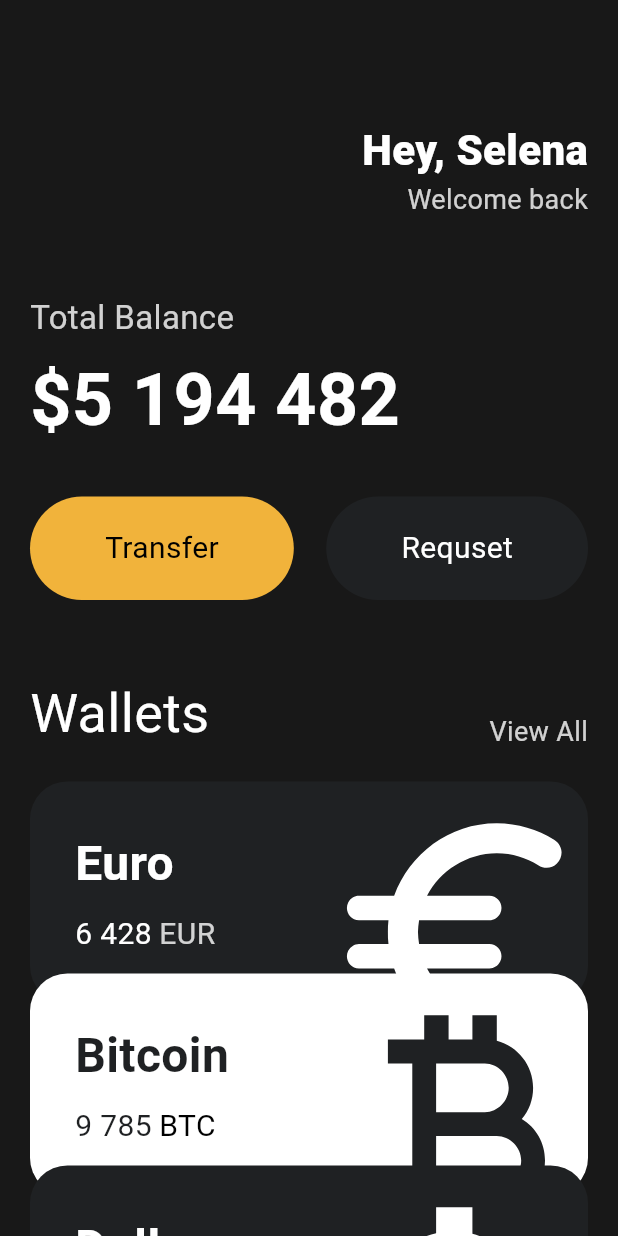
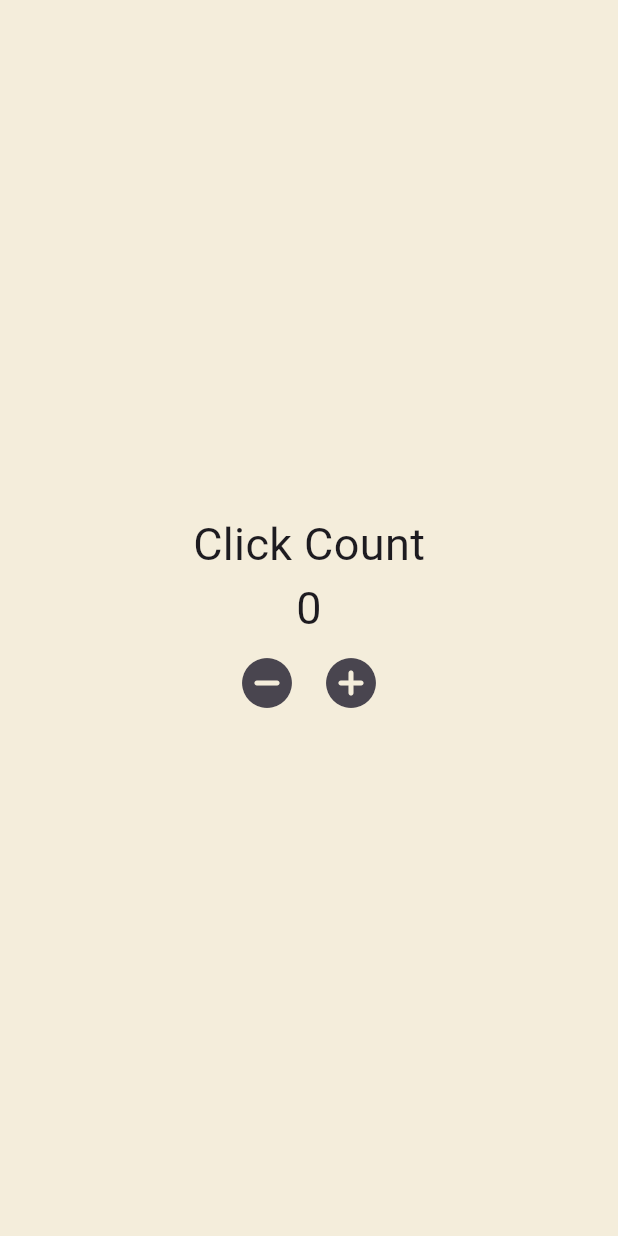
Before and after one commit to Soooobiniya/nomad_flutter, a Flutter app: the screen it shows after launch, on a phone screen of 412 x 824 dp. Run offline on Flutter 3.47's test engine with Material 3 defaults, Android fonts, the light colour scheme and no system bars.

Commit message:
update: stateful Widget

```diff
--- a/lib/main.dart
+++ b/lib/main.dart
@@ -1,148 +1,70 @@
 import 'package:flutter/material.dart';
-import '../widgets/button.dart';
-import '../widgets/currency_card.dart';
 
 void main() {
-  runApp(const App());
+  runApp(const MyWidget());
 }
 
-class App extends StatelessWidget {
-  const App({super.key});
+class MyWidget extends StatefulWidget {
+  const MyWidget({super.key});
+
+  @override
+  State<MyWidget> createState() => _MyWidgetState();
+}
+
+class _MyWidgetState extends State<MyWidget> {
+  int count = 0;
+
+  void onAddClicked() {
+    setState(() {
+      // State 클래스에게 데이터가 변경됐다고 알리는 함수
+      count++;
+    });
+  }
+
+  void onMinusClicked() {
+    setState(() {
+      // State 클래스에게 데이터가 변경됐다고 알리는 함수
+      count--;
+    });
+  }
 
   @override
   Widget build(BuildContext context) {
     return MaterialApp(
       home: Scaffold(
-        backgroundColor: const Color(0xff181818),
-        body: SingleChildScrollView(
-          child: Padding(
-            padding: const EdgeInsets.symmetric(
-              horizontal: 20,
-            ),
+        backgroundColor: const Color(0xFFF4EDDB),
+        body: Center(
           child: Column(
-              crossAxisAlignment: CrossAxisAlignment.start,
-              children: [
-                const SizedBox(
-                  height: 80,
-                ),
-                Row(
-                  mainAxisAlignment: MainAxisAlignment.end,
-                  children: [
-                    Column(
-                      crossAxisAlignment: CrossAxisAlignment.end,
+            mainAxisAlignment: MainAxisAlignment.center,
             children: [
               const Text(
-                          'Hey, Selena',
+                'Click Count',
                 style: TextStyle(
-                            color: Colors.white,
-                            fontSize: 28,
-                            fontWeight: FontWeight.w800,
+                  fontSize: 30,
                 ),
               ),
               Text(
-                          'Welcome back',
-                          style: TextStyle(
-                            color: Colors.white.withOpacity(0.8),
-                            fontSize: 18,
+                '$count',
+                style: const TextStyle(
+                  fontSize: 30,
                 ),
               ),
-                      ],
-                    )
-                  ],
+              Row(
+                mainAxisAlignment: MainAxisAlignment.center,
+                children: [
+                  IconButton(
+                    iconSize: 40,
+                    onPressed: onMinusClicked,
+                    icon: const Icon(Icons.remove_circle_rounded),
                   ),
-                const SizedBox(
-                  height: 50,
-                ),
-                Text(
-                  'Total Balance',
-                  style: TextStyle(
-                    fontSize: 22,
-                    color: Colors.white.withOpacity(0.8),
-                  ),
-                ),
-                const SizedBox(
-                  height: 5,
-                ),
-                const Text(
-                  '\$5 194 482',
-                  style: TextStyle(
-                    fontSize: 48,
-                    fontWeight: FontWeight.w600,
-                    color: Colors.white,
-                  ),
-                ),
-                const SizedBox(
-                  height: 30,
-                ),
-                const Row(
-                  mainAxisAlignment: MainAxisAlignment.spaceBetween,
-                  children: [
-                    Button(
-                      text: 'Transfer',
-                      bgColor: Color(0xfff1b33b),
-                      textColor: Colors.black,
-                    ),
-                    Button(
-                      text: 'Requset',
-                      bgColor: Color(0xff1f2123),
-                      textColor: Colors.white,
+                  IconButton(
+                    iconSize: 40,
+                    onPressed: onAddClicked,
+                    icon: const Icon(Icons.add_circle_rounded),
                   ),
                 ],
               ),
-                const SizedBox(
-                  height: 50,
-                ),
-                Row(
-                  mainAxisAlignment: MainAxisAlignment.spaceBetween,
-                  crossAxisAlignment: CrossAxisAlignment.end,
-                  children: [
-                    const Text(
-                      'Wallets',
-                      style: TextStyle(
-                        color: Colors.white,
-                        fontSize: 36,
-                        fontWeight: FontWeight.w400,
-                      ),
-                    ),
-                    Text(
-                      'View All',
-                      style: TextStyle(
-                        color: Colors.white.withOpacity(0.8),
-                        fontSize: 18,
-                        fontWeight: FontWeight.w400,
-                      ),
-                    ),
             ],
-                ),
-                const SizedBox(
-                  height: 20,
-                ),
-                const CurrencyCard(
-                  name: 'Euro',
-                  code: 'EUR',
-                  amount: '6 428',
-                  icon: Icons.euro_rounded,
-                  isInverted: true,
-                  order: 0,
-                ),
-                const CurrencyCard(
-                  name: 'Bitcoin',
-                  code: 'BTC',
-                  amount: '9 785',
-                  icon: Icons.currency_bitcoin,
-                  isInverted: false,
-                  order: 1,
-                ),
-                const CurrencyCard(
-                  name: 'Dollar',
-                  code: 'USD',
-                  amount: '6 428',
-                  icon: Icons.attach_money_outlined,
-                  isInverted: true,
-                  order: 2,
-                ),
-              ],
-            ),
           ),
         ),
       ),
--- a/lib/widgets/button.dart
+++ /dev/null
@@ -1,37 +0,0 @@
-import 'package:flutter/material.dart';
-
-class Button extends StatelessWidget {
-  final String text;
-  final Color bgColor;
-  final Color textColor;
-
-  const Button({
-    super.key,
-    required this.text,
-    required this.bgColor,
-    required this.textColor,
-  });
-
-  @override
-  Widget build(BuildContext context) {
-    return Container(
-      decoration: BoxDecoration(
-        color: bgColor,
-        borderRadius: BorderRadius.circular(45),
-      ),
-      child: Padding(
-        padding: const EdgeInsets.symmetric(
-          horizontal: 50,
-          vertical: 20,
-        ),
-        child: Text(
-          text,
-          style: TextStyle(
-            color: textColor,
-            fontSize: 20,
-          ),
-        ),
-      ),
-    );
-  }
-}
--- a/lib/widgets/currency_card.dart
+++ /dev/null
@@ -1,92 +0,0 @@
-import 'package:flutter/material.dart';
-
-class CurrencyCard extends StatelessWidget {
-  final String name, code, amount;
-  final IconData icon;
-  final bool isInverted;
-  final int order;
-
-  final _blackColor = const Color(0xff1f2123);
-
-  const CurrencyCard({
-    super.key,
-    required this.name,
-    required this.code,
-    required this.amount,
-    required this.icon,
-    required this.isInverted,
-    required this.order,
-  });
-
-  @override
-  Widget build(BuildContext context) {
-    return Transform.translate(
-      offset: Offset(0, order * (-20)),
-      child: Container(
-        clipBehavior: Clip.hardEdge,
-        decoration: BoxDecoration(
-          color: isInverted ? _blackColor : Colors.white,
-          borderRadius: BorderRadius.circular(25),
-        ),
-        child: Padding(
-          padding: const EdgeInsets.all(30),
-          child: Row(
-            mainAxisAlignment: MainAxisAlignment.spaceBetween,
-            children: [
-              Column(
-                crossAxisAlignment: CrossAxisAlignment.start,
-                children: [
-                  Text(
-                    name,
-                    style: TextStyle(
-                      color: isInverted ? Colors.white : _blackColor,
-                      fontSize: 32,
-                      fontWeight: FontWeight.w600,
-                    ),
-                  ),
-                  const SizedBox(
-                    height: 10,
-                  ),
-                  Row(
-                    children: [
-                      Text(
-                        amount,
-                        style: TextStyle(
-                          color: isInverted ? Colors.white : _blackColor,
-                          fontSize: 20,
-                        ),
-                      ),
-                      const SizedBox(
-                        width: 5,
-                      ),
-                      Text(
-                        code,
-                        style: TextStyle(
-                          color: isInverted
-                              ? Colors.white.withOpacity(0.8)
-                              : Colors.black,
-                          fontSize: 20,
-                        ),
-                      ),
-                    ],
-                  ),
-                ],
-              ),
-              Transform.scale(
-                scale: 2.2,
-                child: Transform.translate(
-                  offset: const Offset(-5, 12),
-                  child: Icon(
-                    icon,
-                    color: isInverted ? Colors.white : _blackColor,
-                    size: 88,
-                  ),
-                ),
-              )
-            ],
-          ),
-        ),
-      ),
-    );
-  }
-}
```
Lines whose indentation alone changed are shown as unchanged.
